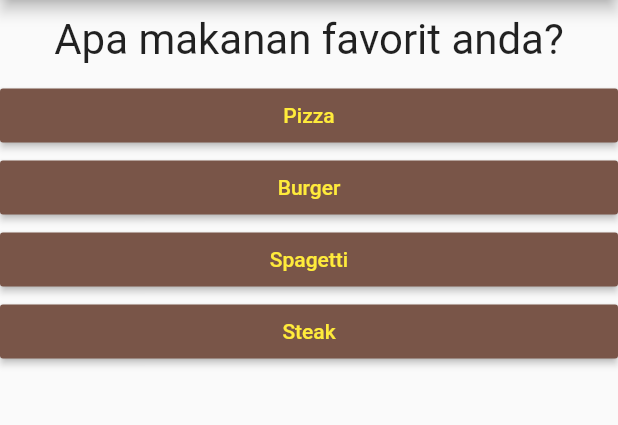
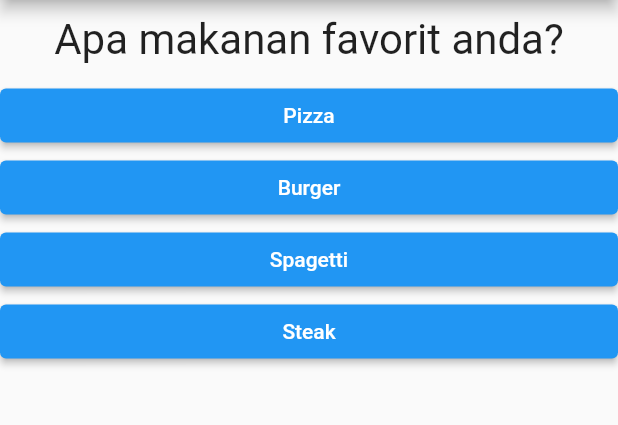
Before and after one commit to Danazzz/my_app, a Flutter app: the screen it shows after launch, on a phone screen of 412 x 824 dp, the part 84-509 px from its top. Run offline on Flutter 3.47's test engine with Material 2 defaults, Android fonts, the phone set to English and light mode, and no system bars.

Commit message:
merubah raisedbutton menjadi elevatedbutton beserta style nya

```diff
--- a/lib/answer.dart
+++ b/lib/answer.dart
@@ -10,9 +10,11 @@ class Answer extends StatelessWidget {
   Widget build(BuildContext context) {
     return Container(
       width: double.infinity,
-      child: RaisedButton(
-        color: Colors.brown,
-        textColor: Colors.yellow,
+      child: ElevatedButton(
+        style: ElevatedButton.styleFrom(
+          primary: Colors.blue,
+          onPrimary: Colors.white,
+        ),
         child: Text(answerText),
         onPressed: selectHandler,
       ),
```
